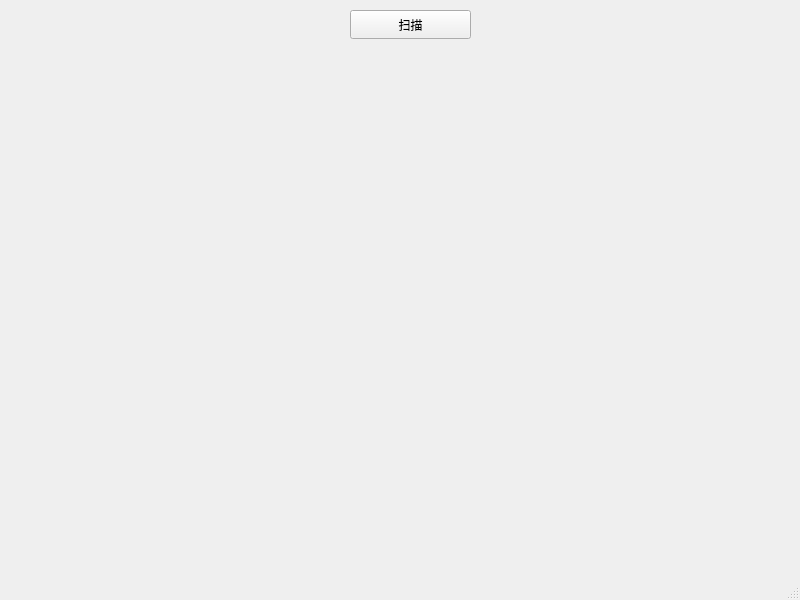
Eiker3169/My_Tool, file 02_get_multicast/get_multicast/get_multicast.ui: the form before one commit.
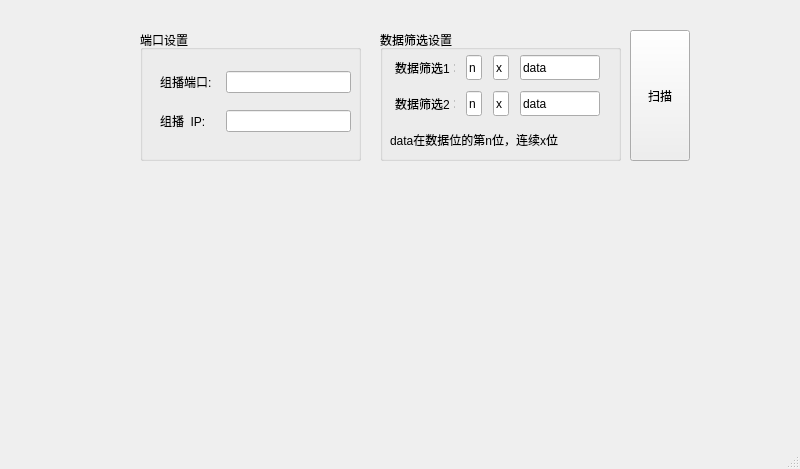
The form after the commit.

Commit message: 可以选择加入指定组播，并可从收到组播的数据中筛选IP

Diff of the .ui file:
```diff
--- a/02_get_multicast/get_multicast/get_multicast.ui
+++ b/02_get_multicast/get_multicast/get_multicast.ui
@@ -7,7 +7,7 @@
     <x>0</x>
     <y>0</y>
     <width>800</width>
-    <height>600</height>
+    <height>469</height>
    </rect>
   </property>
   <property name="windowTitle">
@@ -17,16 +17,403 @@
    <widget class="QPushButton" name="scan_ip">
     <property name="geometry">
      <rect>
-      <x>350</x>
-      <y>10</y>
-      <width>121</width>
-      <height>29</height>
+      <x>630</x>
+      <y>30</y>
+      <width>60</width>
+      <height>131</height>
      </rect>
     </property>
+    <property name="minimumSize">
+     <size>
+      <width>60</width>
+      <height>0</height>
+     </size>
+    </property>
+    <property name="maximumSize">
+     <size>
+      <width>60</width>
+      <height>16777215</height>
+     </size>
+    </property>
     <property name="text">
      <string>扫描</string>
     </property>
    </widget>
+   <widget class="QGroupBox" name="groupBox">
+    <property name="geometry">
+     <rect>
+      <x>380</x>
+      <y>30</y>
+      <width>241</width>
+      <height>131</height>
+     </rect>
+    </property>
+    <property name="title">
+     <string>数据筛选设置</string>
+    </property>
+    <widget class="QWidget" name="">
+     <property name="geometry">
+      <rect>
+       <x>10</x>
+       <y>20</y>
+       <width>216</width>
+       <height>108</height>
+      </rect>
+     </property>
+     <layout class="QVBoxLayout" name="verticalLayout_3">
+      <item>
+       <layout class="QHBoxLayout" name="horizontalLayout_3">
+        <item>
+         <widget class="QLabel" name="label_3">
+          <property name="sizePolicy">
+           <sizepolicy hsizetype="Fixed" vsizetype="Preferred">
+            <horstretch>0</horstretch>
+            <verstretch>0</verstretch>
+           </sizepolicy>
+          </property>
+          <property name="minimumSize">
+           <size>
+            <width>60</width>
+            <height>0</height>
+           </size>
+          </property>
+          <property name="maximumSize">
+           <size>
+            <width>60</width>
+            <height>16777215</height>
+           </size>
+          </property>
+          <property name="text">
+           <string>数据筛选1：</string>
+          </property>
+         </widget>
+        </item>
+        <item>
+         <widget class="QLineEdit" name="n_1">
+          <property name="sizePolicy">
+           <sizepolicy hsizetype="Fixed" vsizetype="Fixed">
+            <horstretch>0</horstretch>
+            <verstretch>0</verstretch>
+           </sizepolicy>
+          </property>
+          <property name="minimumSize">
+           <size>
+            <width>16</width>
+            <height>25</height>
+           </size>
+          </property>
+          <property name="maximumSize">
+           <size>
+            <width>16</width>
+            <height>25</height>
+           </size>
+          </property>
+          <property name="styleSheet">
+           <string notr="true">QLineEdit{qproperty-alignment:AlignHCenter;}
+edit-&gt;setAlignment( Qt::AlignHCenter);</string>
+          </property>
+          <property name="text">
+           <string>n</string>
+          </property>
+         </widget>
+        </item>
+        <item>
+         <widget class="QLineEdit" name="x_1">
+          <property name="sizePolicy">
+           <sizepolicy hsizetype="Fixed" vsizetype="Fixed">
+            <horstretch>0</horstretch>
+            <verstretch>0</verstretch>
+           </sizepolicy>
+          </property>
+          <property name="minimumSize">
+           <size>
+            <width>16</width>
+            <height>25</height>
+           </size>
+          </property>
+          <property name="maximumSize">
+           <size>
+            <width>16</width>
+            <height>25</height>
+           </size>
+          </property>
+          <property name="styleSheet">
+           <string notr="true">QLineEdit{qproperty-alignment:AlignHCenter;}
+edit-&gt;setAlignment( Qt::AlignHCenter);</string>
+          </property>
+          <property name="text">
+           <string>x</string>
+          </property>
+         </widget>
+        </item>
+        <item>
+         <widget class="QLineEdit" name="data_1">
+          <property name="sizePolicy">
+           <sizepolicy hsizetype="Fixed" vsizetype="Fixed">
+            <horstretch>0</horstretch>
+            <verstretch>0</verstretch>
+           </sizepolicy>
+          </property>
+          <property name="minimumSize">
+           <size>
+            <width>80</width>
+            <height>25</height>
+           </size>
+          </property>
+          <property name="maximumSize">
+           <size>
+            <width>80</width>
+            <height>25</height>
+           </size>
+          </property>
+          <property name="styleSheet">
+           <string notr="true">QLineEdit{qproperty-alignment:AlignHCenter;}
+edit-&gt;setAlignment( Qt::AlignHCenter);</string>
+          </property>
+          <property name="text">
+           <string>data</string>
+          </property>
+         </widget>
+        </item>
+       </layout>
+      </item>
+      <item>
+       <layout class="QHBoxLayout" name="horizontalLayout_4">
+        <item>
+         <widget class="QLabel" name="label_4">
+          <property name="sizePolicy">
+           <sizepolicy hsizetype="Fixed" vsizetype="Preferred">
+            <horstretch>0</horstretch>
+            <verstretch>0</verstretch>
+           </sizepolicy>
+          </property>
+          <property name="minimumSize">
+           <size>
+            <width>60</width>
+            <height>0</height>
+           </size>
+          </property>
+          <property name="maximumSize">
+           <size>
+            <width>60</width>
+            <height>16777215</height>
+           </size>
+          </property>
+          <property name="text">
+           <string>数据筛选2：</string>
+          </property>
+         </widget>
+        </item>
+        <item>
+         <widget class="QLineEdit" name="n_2">
+          <property name="sizePolicy">
+           <sizepolicy hsizetype="Fixed" vsizetype="Fixed">
+            <horstretch>0</horstretch>
+            <verstretch>0</verstretch>
+           </sizepolicy>
+          </property>
+          <property name="minimumSize">
+           <size>
+            <width>16</width>
+            <height>25</height>
+           </size>
+          </property>
+          <property name="maximumSize">
+           <size>
+            <width>16</width>
+            <height>25</height>
+           </size>
+          </property>
+          <property name="styleSheet">
+           <string notr="true">QLineEdit{qproperty-alignment:AlignHCenter;}
+edit-&gt;setAlignment( Qt::AlignHCenter);</string>
+          </property>
+          <property name="text">
+           <string>n</string>
+          </property>
+         </widget>
+        </item>
+        <item>
+         <widget class="QLineEdit" name="x_2">
+          <property name="sizePolicy">
+           <sizepolicy hsizetype="Fixed" vsizetype="Fixed">
+            <horstretch>0</horstretch>
+            <verstretch>0</verstretch>
+           </sizepolicy>
+          </property>
+          <property name="minimumSize">
+           <size>
+            <width>16</width>
+            <height>25</height>
+           </size>
+          </property>
+          <property name="maximumSize">
+           <size>
+            <width>16</width>
+            <height>25</height>
+           </size>
+          </property>
+          <property name="styleSheet">
+           <string notr="true">QLineEdit{qproperty-alignment:AlignHCenter;}
+edit-&gt;setAlignment( Qt::AlignHCenter);</string>
+          </property>
+          <property name="text">
+           <string>x</string>
+          </property>
+         </widget>
+        </item>
+        <item>
+         <widget class="QLineEdit" name="data_2">
+          <property name="sizePolicy">
+           <sizepolicy hsizetype="Fixed" vsizetype="Fixed">
+            <horstretch>0</horstretch>
+            <verstretch>0</verstretch>
+           </sizepolicy>
+          </property>
+          <property name="minimumSize">
+           <size>
+            <width>80</width>
+            <height>25</height>
+           </size>
+          </property>
+          <property name="maximumSize">
+           <size>
+            <width>80</width>
+            <height>25</height>
+           </size>
+          </property>
+          <property name="styleSheet">
+           <string notr="true">QLineEdit{qproperty-alignment:AlignHCenter;}
+edit-&gt;setAlignment( Qt::AlignHCenter);</string>
+          </property>
+          <property name="text">
+           <string>data</string>
+          </property>
+         </widget>
+        </item>
+       </layout>
+      </item>
+      <item>
+       <widget class="QLabel" name="label_5">
+        <property name="sizePolicy">
+         <sizepolicy hsizetype="Fixed" vsizetype="Fixed">
+          <horstretch>0</horstretch>
+          <verstretch>25</verstretch>
+         </sizepolicy>
+        </property>
+        <property name="maximumSize">
+         <size>
+          <width>16777215</width>
+          <height>25</height>
+         </size>
+        </property>
+        <property name="text">
+         <string>data在数据位的第n位，连续x位</string>
+        </property>
+       </widget>
+      </item>
+     </layout>
+    </widget>
+   </widget>
+   <widget class="QGroupBox" name="groupBox_2">
+    <property name="geometry">
+     <rect>
+      <x>140</x>
+      <y>30</y>
+      <width>221</width>
+      <height>131</height>
+     </rect>
+    </property>
+    <property name="title">
+     <string>端口设置</string>
+    </property>
+    <widget class="QWidget" name="">
+     <property name="geometry">
+      <rect>
+       <x>20</x>
+       <y>30</y>
+       <width>191</width>
+       <height>84</height>
+      </rect>
+     </property>
+     <layout class="QVBoxLayout" name="verticalLayout">
+      <item>
+       <layout class="QHBoxLayout" name="horizontalLayout">
+        <item>
+         <widget class="QLabel" name="label">
+          <property name="sizePolicy">
+           <sizepolicy hsizetype="Fixed" vsizetype="Preferred">
+            <horstretch>0</horstretch>
+            <verstretch>0</verstretch>
+           </sizepolicy>
+          </property>
+          <property name="minimumSize">
+           <size>
+            <width>60</width>
+            <height>0</height>
+           </size>
+          </property>
+          <property name="maximumSize">
+           <size>
+            <width>60</width>
+            <height>16777215</height>
+           </size>
+          </property>
+          <property name="text">
+           <string>组播端口:</string>
+          </property>
+         </widget>
+        </item>
+        <item>
+         <widget class="QLineEdit" name="port">
+          <property name="styleSheet">
+           <string notr="true">QLineEdit{qproperty-alignment:AlignHCenter;}
+edit-&gt;setAlignment( Qt::AlignHCenter);</string>
+          </property>
+         </widget>
+        </item>
+       </layout>
+      </item>
+      <item>
+       <layout class="QHBoxLayout" name="horizontalLayout_2">
+        <item>
+         <widget class="QLabel" name="label_2">
+          <property name="sizePolicy">
+           <sizepolicy hsizetype="Fixed" vsizetype="Preferred">
+            <horstretch>0</horstretch>
+            <verstretch>0</verstretch>
+           </sizepolicy>
+          </property>
+          <property name="minimumSize">
+           <size>
+            <width>60</width>
+            <height>0</height>
+           </size>
+          </property>
+          <property name="maximumSize">
+           <size>
+            <width>60</width>
+            <height>16777215</height>
+           </size>
+          </property>
+          <property name="text">
+           <string>组播  IP:</string>
+          </property>
+         </widget>
+        </item>
+        <item>
+         <widget class="QLineEdit" name="IP">
+          <property name="styleSheet">
+           <string notr="true">QLineEdit{qproperty-alignment:AlignHCenter;}
+edit-&gt;setAlignment( Qt::AlignHCenter);</string>
+          </property>
+         </widget>
+        </item>
+       </layout>
+      </item>
+     </layout>
+    </widget>
+   </widget>
   </widget>
   <widget class="QMenuBar" name="menubar">
    <property name="geometry">
```
Left out of the diff: 2 changed lines with no effect on the pictures. The commit also changes 119 other files.
